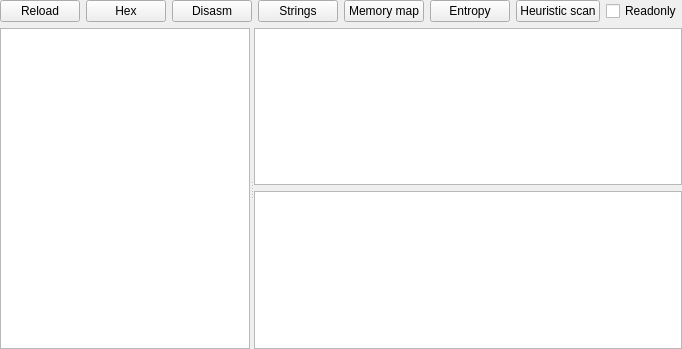
First picture: the form in PE/pewidget.ui, repository horsicq/FormatWidgets, before the edit.
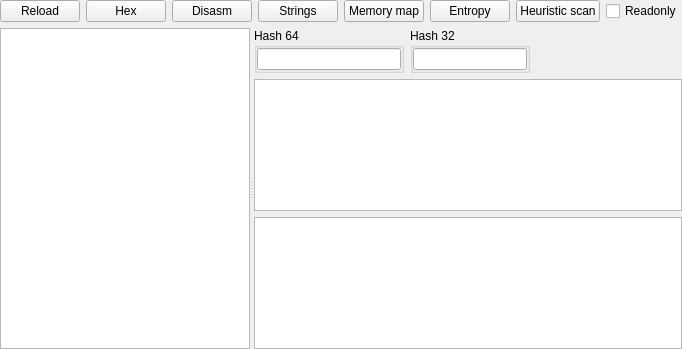
Second picture: the form after the edit. The open tabs and pages were chosen to show the change. Custom widgets are drawn as their Qt base class.

The edit to the form file:
```diff
--- a/PE/pewidget.ui
+++ b/PE/pewidget.ui
@@ -635,7 +635,7 @@
        </layout>
       </widget>
       <widget class="QWidget" name="page_Import">
-       <layout class="QVBoxLayout" name="verticalLayout_9">
+       <layout class="QVBoxLayout" name="verticalLayout_30">
         <property name="leftMargin">
          <number>0</number>
         </property>
@@ -648,6 +648,97 @@
         <property name="bottomMargin">
          <number>0</number>
         </property>
+        <item>
+         <layout class="QHBoxLayout" name="horizontalLayout_2">
+          <item>
+           <widget class="QGroupBox" name="groupBoxHash64">
+            <property name="maximumSize">
+             <size>
+              <width>150</width>
+              <height>16777215</height>
+             </size>
+            </property>
+            <property name="title">
+             <string notr="true">Hash 64</string>
+            </property>
+            <layout class="QVBoxLayout" name="verticalLayout_9">
+             <property name="leftMargin">
+              <number>0</number>
+             </property>
+             <property name="topMargin">
+              <number>0</number>
+             </property>
+             <property name="rightMargin">
+              <number>0</number>
+             </property>
+             <property name="bottomMargin">
+              <number>0</number>
+             </property>
+             <item>
+              <widget class="XLineEditHEX" name="lineEditHash64">
+               <property name="alignment">
+                <set>Qt::AlignCenter</set>
+               </property>
+               <property name="readOnly">
+                <bool>true</bool>
+               </property>
+              </widget>
+             </item>
+            </layout>
+           </widget>
+          </item>
+          <item>
+           <widget class="QGroupBox" name="groupBoxHash32">
+            <property name="maximumSize">
+             <size>
+              <width>120</width>
+              <height>16777215</height>
+             </size>
+            </property>
+            <property name="title">
+             <string notr="true">Hash 32</string>
+            </property>
+            <layout class="QVBoxLayout" name="verticalLayout_29">
+             <property name="leftMargin">
+              <number>0</number>
+             </property>
+             <property name="topMargin">
+              <number>0</number>
+             </property>
+             <property name="rightMargin">
+              <number>0</number>
+             </property>
+             <property name="bottomMargin">
+              <number>0</number>
+             </property>
+             <item>
+              <widget class="XLineEditHEX" name="lineEditHash32">
+               <property name="alignment">
+                <set>Qt::AlignCenter</set>
+               </property>
+               <property name="readOnly">
+                <bool>true</bool>
+               </property>
+              </widget>
+             </item>
+            </layout>
+           </widget>
+          </item>
+          <item>
+           <spacer name="horizontalSpacer_2">
+            <property name="orientation">
+             <enum>Qt::Horizontal</enum>
+            </property>
+            <property name="sizeHint" stdset="0">
+             <size>
+              <width>40</width>
+              <height>20</height>
+             </size>
+            </property>
+           </spacer>
+          </item>
+         </layout>
+        </item>
         <item>
          <widget class="QTableView" name="tableView_ImportLibraries">
           <property name="contextMenuPolicy">
@@ -1322,6 +1413,11 @@
    <header>heurwidget.h</header>
    <container>1</container>
   </customwidget>
+  <customwidget>
+   <class>XLineEditHEX</class>
+   <extends>QLineEdit</extends>
+   <header>xlineedithex.h</header>
+  </customwidget>
  </customwidgets>
  <resources/>
  <connections/>
```
Left out of the diff: 2 changed lines with no effect on the pictures.
